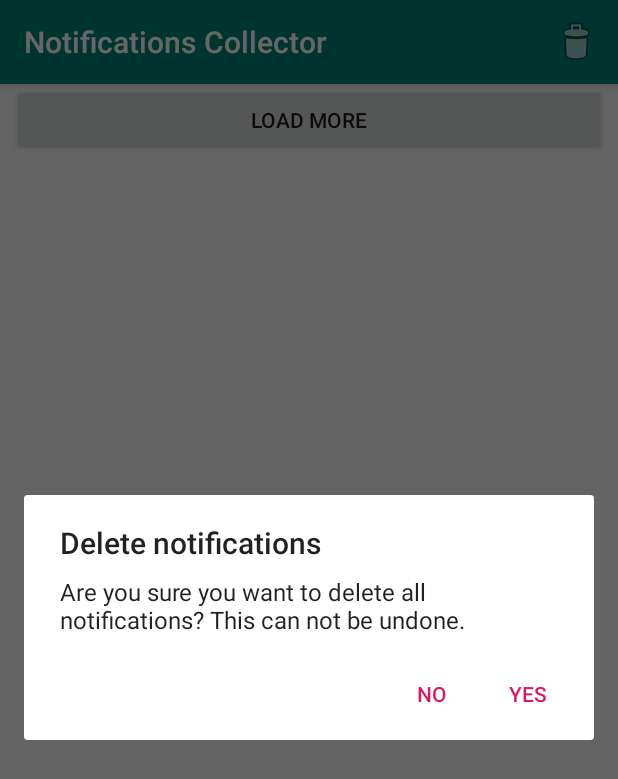
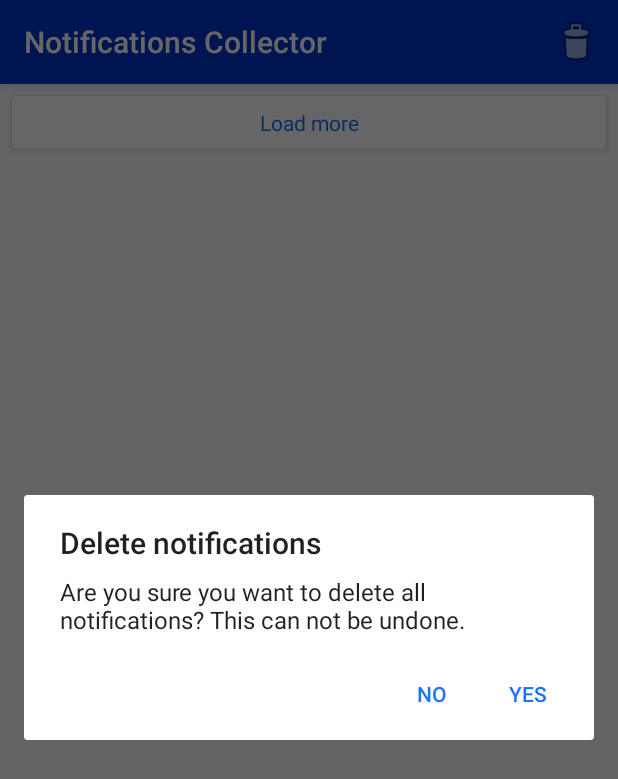
Before and after one commit to Javidp/NotificationsCollector, an Android app: the screen it shows after launch (MainActivity), after a tap on "Clear", on a phone screen of 412 x 824 dp. Shown: the top 779 px of the screen. Run offline under Robolectric (Android 15) with nearby library versions, the phone set to English and light mode, and no system bars.

Commit message:
Add app info

```diff
--- a/app/src/main/java/com/jd/notificationscollector/MainActivity.kt
+++ b/app/src/main/java/com/jd/notificationscollector/MainActivity.kt
@@ -14,8 +14,8 @@ import com.jd.notificationscollector.model.Notification
 class MainActivity : AppCompatActivity() {
 
     companion object {
-        private const val NUMBER_OF_NOTIFICATIONS_PER_PAGE = 10
-        private const val INITIAL_NUMBER_OF_NOTIFICATIONS = 10
+        private const val NUMBER_OF_NOTIFICATIONS_PER_PAGE = 50
+        private const val INITIAL_NUMBER_OF_NOTIFICATIONS = 100
     }
 
     private lateinit var swipeContainer: SwipeRefreshLayout
@@ -45,7 +45,7 @@ class MainActivity : AppCompatActivity() {
         }
 
         viewManager = LinearLayoutManager(this)
-        viewAdapter = NotificationsRecyclerAdapter(dataset, onLoadMoreClick)
+        viewAdapter = NotificationsRecyclerAdapter(dataset, onLoadMoreClick, this)
         recyclerView = findViewById<RecyclerView>(R.id.notifications_recycler).apply {
             // use this setting to improve performance if you know that changes
             // in content do not change the layout size of the RecyclerView
--- a/app/src/main/java/com/jd/notificationscollector/NotificationsRecyclerAdapter.kt
+++ b/app/src/main/java/com/jd/notificationscollector/NotificationsRecyclerAdapter.kt
@@ -1,15 +1,24 @@
 package com.jd.notificationscollector
 
+import android.annotation.SuppressLint
+import android.content.Context
+import android.support.v4.content.ContextCompat
+import android.support.v4.graphics.drawable.DrawableCompat
 import android.support.v7.widget.CardView
 import android.support.v7.widget.RecyclerView
 import android.view.LayoutInflater
 import android.view.View
 import android.view.ViewGroup
-import android.widget.Button
+import android.widget.ImageView
 import android.widget.TextView
+import com.jd.notificationscollector.model.AppInfo
 import com.jd.notificationscollector.model.Notification
+import java.text.SimpleDateFormat
+import java.util.*
 
-class NotificationsRecyclerAdapter(private val notifications: MutableList<Notification>, private val onLoadMoreClickListener: View.OnClickListener): RecyclerView.Adapter<RecyclerView.ViewHolder>() {
+class NotificationsRecyclerAdapter(private val notifications: MutableList<Notification>,
+                                   private val onLoadMoreClickListener: View.OnClickListener,
+                                   private val context: Context): RecyclerView.Adapter<RecyclerView.ViewHolder>() {
 
     companion object {
         private const val NOTIFICATION_VIEW_TYPE = 0
@@ -17,14 +26,20 @@ class NotificationsRecyclerAdapter(private val notifications: MutableList<Notifi
     }
 
     class NotificationCardViewHolder(val notificationView: CardView) : RecyclerView.ViewHolder(notificationView)
-    class LoadMoreViewHolder(val loadMoreView: Button) : RecyclerView.ViewHolder(loadMoreView)
+    class LoadMoreViewHolder(val loadMoreView: CardView) : RecyclerView.ViewHolder(loadMoreView)
+
+    @SuppressLint("SimpleDateFormat")
+    private val dateFormat = SimpleDateFormat("yyyy-MM-dd HH:mm")
+
+    private val db = NotificationsCollectorDatabase(context)
+    private val appsInfo: MutableMap<String, AppInfo> = mutableMapOf()
 
     override fun onCreateViewHolder(parent: ViewGroup, viewType: Int): RecyclerView.ViewHolder {
         if (viewType == NOTIFICATION_VIEW_TYPE) {
             val notificationCard = LayoutInflater.from(parent.context).inflate(R.layout.notification_item, parent, false) as CardView
             return NotificationCardViewHolder(notificationCard)
         }
-        val loadMoreItem = LayoutInflater.from(parent.context).inflate(R.layout.notifications_load_more_item, parent, false) as Button
+        val loadMoreItem = LayoutInflater.from(parent.context).inflate(R.layout.notifications_load_more_item, parent, false) as CardView
         return LoadMoreViewHolder(loadMoreItem)
     }
 
@@ -36,6 +51,18 @@ class NotificationsRecyclerAdapter(private val notifications: MutableList<Notifi
             holder.notificationView.findViewById<TextView>(R.id.notification_title).text = notifications[position].title
             holder.notificationView.findViewById<TextView>(R.id.notification_text).text = notifications[position].text
             holder.notificationView.findViewById<TextView>(R.id.notification_big_text).text = notifications[position].bigText
+            holder.notificationView.findViewById<TextView>(R.id.notification_timestamp).text = dateFormat.format(Date(notifications[position].timestamp ?: 0))
+
+            notifications[position].icon?.let {
+                DrawableCompat.setTint(it, ContextCompat.getColor(context, R.color.notificationIconTint))
+                holder.notificationView.findViewById<ImageView>(R.id.notification_icon).setImageDrawable(it)
+            }
+
+            notifications[position].packageName?.let {packageName ->
+                getAppInfo(packageName)?.let {appInfo ->
+                    holder.notificationView.findViewById<TextView>(R.id.app_name).text = appInfo.appName
+                }
+            }
         } else if (holder.itemViewType == LOAD_MORE_VIEW_TYPE) {
             holder as LoadMoreViewHolder
             holder.loadMoreView.setOnClickListener(onLoadMoreClickListener)
@@ -47,4 +74,14 @@ class NotificationsRecyclerAdapter(private val notifications: MutableList<Notifi
         return NOTIFICATION_VIEW_TYPE
     }
 
+    private fun getAppInfo(packageName: String): AppInfo? {
+        if (!appsInfo.containsKey(packageName)) {
+            db.findAppInfo(packageName)?.let {
+                appsInfo.put(packageName, it)
+            }
+        }
+
+        return appsInfo[packageName]
+    }
+
 }
--- a/app/src/main/res/layout/notifications_load_more_item.xml
+++ b/app/src/main/res/layout/notifications_load_more_item.xml
@@ -1,9 +1,30 @@
 <?xml version="1.0" encoding="utf-8"?>
-<Button xmlns:android="http://schemas.android.com/apk/res/android"
-        android:id="@+id/load_more_notifications_btn"
-        android:layout_width="match_parent"
-        android:layout_height="wrap_content"
-        android:layout_marginStart="8dp"
-        android:layout_marginEnd="8dp"
-        android:text="@string/load_more_btn_text">
-</Button>
+<android.support.v7.widget.CardView xmlns:android="http://schemas.android.com/apk/res/android"
+                                    xmlns:app="http://schemas.android.com/apk/res-auto"
+                                    android:layout_width="match_parent"
+                                    android:layout_height="wrap_content"
+                                    android:layout_marginLeft="8dp"
+                                    android:layout_marginRight="8dp"
+                                    android:layout_marginEnd="8dp"
+                                    android:layout_marginStart="8dp"
+                                    android:layout_marginBottom="8dp"
+                                    android:layout_marginTop="8dp"
+                                    android:foreground="?android:attr/selectableItemBackground"
+                                    android:focusable="true"
+                                    android:clickable="true">
+
+    <android.support.constraint.ConstraintLayout
+            android:layout_width="match_parent"
+            android:layout_height="match_parent">
+
+        <TextView
+                android:text="@string/load_more_btn_text"
+                android:layout_width="wrap_content"
+                android:layout_height="wrap_content" android:id="@+id/load_more_notifications_tv"
+                app:layout_constraintStart_toStartOf="parent"
+                app:layout_constraintEnd_toEndOf="parent" app:layout_constraintTop_toTopOf="parent"
+                android:layout_marginTop="8dp" app:layout_constraintBottom_toBottomOf="parent"
+                android:layout_marginBottom="8dp" android:layout_marginStart="8dp" android:layout_marginEnd="8dp"
+                android:textColor="@color/colorAccent"/>
+    </android.support.constraint.ConstraintLayout>
+</android.support.v7.widget.CardView>
--- a/app/src/main/res/values/colors.xml
+++ b/app/src/main/res/values/colors.xml
@@ -1,6 +1,7 @@
 <?xml version="1.0" encoding="utf-8"?>
 <resources>
-    <color name="colorPrimary">#008577</color>
-    <color name="colorPrimaryDark">#00574B</color>
-    <color name="colorAccent">#D81B60</color>
+    <color name="colorPrimary">#0033cc</color>
+    <color name="colorPrimaryDark">#002080</color>
+    <color name="colorAccent">#1D72F9</color>
+    <color name="notificationIconTint">#1D72F9</color>
 </resources>
--- a/app/src/main/res/values/strings.xml
+++ b/app/src/main/res/values/strings.xml
@@ -6,4 +6,5 @@
     <string name="clear_confirm_message">Are you sure you want to delete all notifications? This can not be undone.</string>
     <string name="confirm_positive">Yes</string>
     <string name="confirm_negative">No</string>
+    <string name="notification_icon_content_description">icon</string>
 </resources>
```
Also changed, not shown: app/src/main/java/com/jd/notificationscollector/BitmapDrawableConverter.kt (added, +33 -0 lines), app/src/main/java/com/jd/notificationscollector/NotificationsCollectorDatabase.kt (+73 -6 lines), app/src/main/java/com/jd/notificationscollector/model/AppInfo.kt (added, +9 -0 lines), app/src/main/java/com/jd/notificationscollector/model/Notification.kt (+6 -2 lines), app/src/main/java/com/jd/notificationscollector/services/StatusBarNotificationListenerService.kt (+25 -9 lines), app/src/main/res/layout/notification_item.xml (+34 -11 lines).
